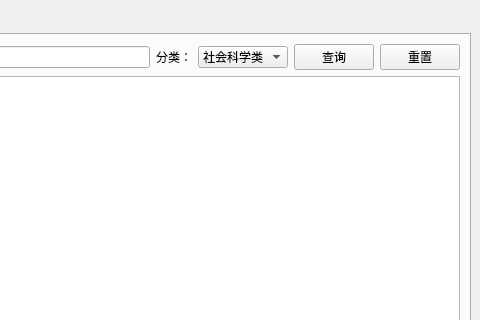
CsevenY/Qt_homework, file LibraryManagementSystem/mainwindow.ui: the form before one commit; both pictures show x 520 to 1000 and y 0 to 320 of the 1000 by 700 pixel window.
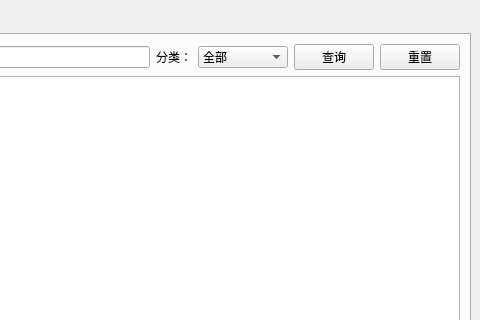
The form after the commit.

Commit message: 给分类增加一个全部的选项，防止因为分类找不到书籍

Patch:
```diff
--- a/LibraryManagementSystem/mainwindow.ui
+++ b/LibraryManagementSystem/mainwindow.ui
@@ -56,6 +56,11 @@
           </item>
           <item>
            <widget class="QComboBox" name="cbBookCategory">
+            <item>
+             <property name="text">
+              <string>全部</string>
+             </property>
+            </item>
             <item>
              <property name="text">
               <string>社会科学类</string>
```
The commit also changes 1 other file.
